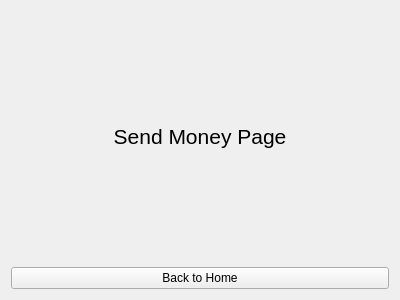
The window that src/ui/views/SendMoneyPage.ui (IbrahimYasserM/Cashtak) describes before a commit, drawn with Qt 5.
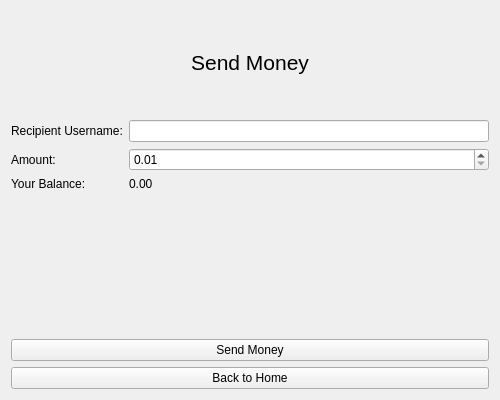
The same window after the commit.

Commit message: did send money and the ui of show trans

What changed in the file:
```diff
--- a/src/ui/views/SendMoneyPage.ui
+++ b/src/ui/views/SendMoneyPage.ui
@@ -6,8 +6,8 @@
    <rect>
     <x>0</x>
     <y>0</y>
-    <width>400</width>
-    <height>300</height>
+				<width>500</width>
+				<height>400</height>
    </rect>
   </property>
   <property name="windowTitle">
@@ -22,13 +22,75 @@
       </font>
      </property>
      <property name="text">
-      <string>Send Money Page</string>
+						<string>Send Money</string>
      </property>
      <property name="alignment">
       <set>Qt::AlignCenter</set>
      </property>
     </widget>
    </item>
+			<item>
+				<layout class="QFormLayout" name="formLayout">
+					<item row="0" column="0">
+						<widget class="QLabel" name="labelRecipient">
+							<property name="text">
+								<string>Recipient Username:</string>
+							</property>
+						</widget>
+					</item>
+					<item row="0" column="1">
+						<widget class="QLineEdit" name="lineEditRecipient"/>
+					</item>
+					<item row="1" column="0">
+						<widget class="QLabel" name="labelAmount">
+							<property name="text">
+								<string>Amount:</string>
+							</property>
+						</widget>
+					</item>
+					<item row="1" column="1">
+						<widget class="QDoubleSpinBox" name="doubleSpinBoxAmount">
+							<property name="minimum">
+								<double>0.010000000000000</double>
+							</property>
+							<property name="maximum">
+								<double>1000000.000000000000000</double>
+							</property>
+						</widget>
+					</item>
+					<item row="2" column="0">
+						<widget class="QLabel" name="labelBalance">
+							<property name="text">
+								<string>Your Balance:</string>
+							</property>
+						</widget>
+					</item>
+					<item row="2" column="1">
+						<widget class="QLabel" name="labelBalanceValue">
+							<property name="text">
+								<string>0.00</string>
+							</property>
+						</widget>
+					</item>
+				</layout>
+			</item>
+			<item>
+				<widget class="QLabel" name="labelStatus">
+					<property name="text">
+						<string/>
+					</property>
+					<property name="alignment">
+						<set>Qt::AlignCenter</set>
+					</property>
+				</widget>
+			</item>
+			<item>
+				<widget class="QPushButton" name="pushButtonSend">
+					<property name="text">
+						<string>Send Money</string>
+					</property>
+				</widget>
+			</item>
    <item>
     <widget class="QPushButton" name="pushButtonBackToHome">
      <property name="text">
```
Left out of the diff: 2 changed lines with no effect on the pictures. Lines whose indentation alone changed are shown as unchanged. The commit also changes 10 other files.
